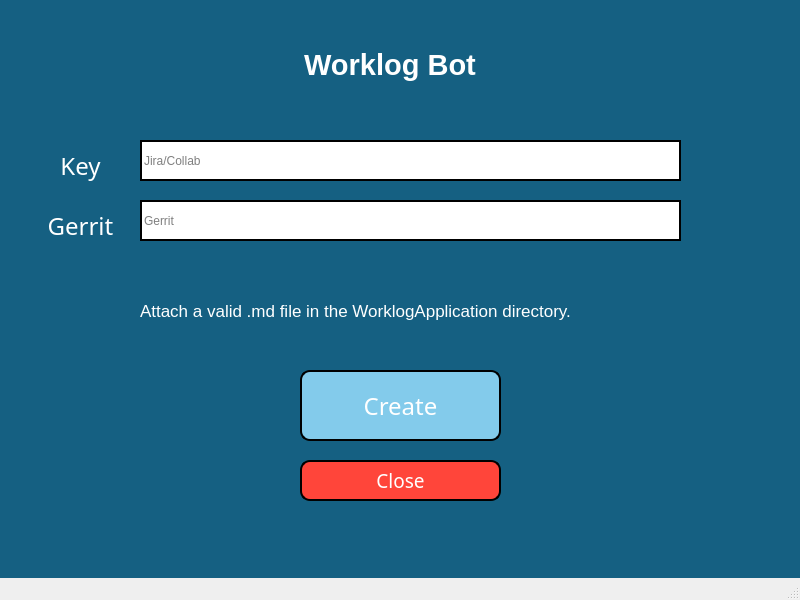
Old version of the form worklog.ui in the repository nakkasoft/das-worklog.
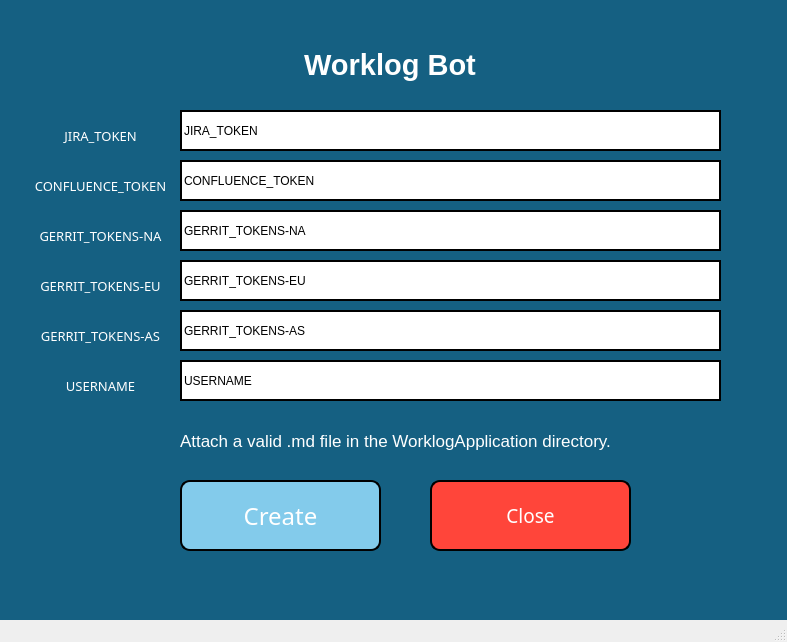
New version of the form. Icons and pictures are not drawn.

```diff
--- a/worklog.ui
+++ b/worklog.ui
@@ -6,8 +6,8 @@
    <rect>
     <x>0</x>
     <y>0</y>
-    <width>800</width>
-    <height>600</height>
+    <width>787</width>
+    <height>642</height>
    </rect>
   </property>
   <property name="windowTitle">
@@ -19,8 +19,8 @@
      <rect>
       <x>0</x>
       <y>0</y>
-      <width>800</width>
-      <height>600</height>
+      <width>791</width>
+      <height>641</height>
      </rect>
     </property>
     <property name="styleSheet">
@@ -76,22 +76,22 @@
     <property name="geometry">
      <rect>
       <x>30</x>
-      <y>140</y>
-      <width>101</width>
+      <y>110</y>
+      <width>141</width>
       <height>51</height>
      </rect>
     </property>
     <property name="font">
      <font>
       <family>LG스마트체2.0 Regular</family>
-      <pointsize>18</pointsize>
+      <pointsize>10</pointsize>
      </font>
     </property>
     <property name="styleSheet">
      <string notr="true">color: white;</string>
     </property>
     <property name="text">
-     <string>Key</string>
+     <string>JIRA_TOKEN</string>
     </property>
     <property name="alignment">
      <set>Qt::AlignCenter</set>
@@ -100,8 +100,8 @@
    <widget class="QLineEdit" name="lineEdit">
     <property name="geometry">
      <rect>
-      <x>140</x>
-      <y>140</y>
+      <x>180</x>
+      <y>110</y>
       <width>541</width>
       <height>41</height>
      </rect>
@@ -109,6 +109,9 @@
     <property name="styleSheet">
      <string notr="true">border: 2px solid black; background-color: rgb(255, 255, 255);</string>
     </property>
+    <property name="text">
+     <string>JIRA_TOKEN</string>
+    </property>
     <property name="placeholderText">
      <string>Jira/Collab</string>
     </property>
@@ -116,8 +119,8 @@
    <widget class="QPushButton" name="pushButton">
     <property name="geometry">
      <rect>
-      <x>300</x>
-      <y>370</y>
+      <x>180</x>
+      <y>480</y>
       <width>201</width>
       <height>71</height>
      </rect>
@@ -138,10 +141,10 @@
    <widget class="QPushButton" name="closeButton">
     <property name="geometry">
      <rect>
-      <x>300</x>
-      <y>460</y>
+      <x>430</x>
+      <y>480</y>
       <width>201</width>
-      <height>41</height>
+      <height>71</height>
      </rect>
     </property>
     <property name="font">
@@ -160,8 +163,8 @@
    <widget class="QLineEdit" name="lineEdit_2">
     <property name="geometry">
      <rect>
-      <x>140</x>
-      <y>200</y>
+      <x>180</x>
+      <y>160</y>
       <width>541</width>
       <height>41</height>
      </rect>
@@ -169,6 +172,9 @@
     <property name="styleSheet">
      <string notr="true">border: 2px solid black; background-color: rgb(255, 255, 255);</string>
     </property>
+    <property name="text">
+     <string>CONFLUENCE_TOKEN</string>
+    </property>
     <property name="placeholderText">
      <string>Gerrit</string>
     </property>
@@ -176,8 +182,8 @@
    <widget class="QLabel" name="instructionLabel">
     <property name="geometry">
      <rect>
-      <x>140</x>
-      <y>290</y>
+      <x>180</x>
+      <y>420</y>
       <width>541</width>
       <height>41</height>
      </rect>
@@ -199,27 +205,203 @@
     <property name="geometry">
      <rect>
       <x>30</x>
-      <y>200</y>
-      <width>101</width>
+      <y>160</y>
+      <width>141</width>
       <height>51</height>
      </rect>
     </property>
     <property name="font">
      <font>
       <family>LG스마트체2.0 Regular</family>
-      <pointsize>18</pointsize>
+      <pointsize>10</pointsize>
      </font>
     </property>
     <property name="styleSheet">
      <string notr="true">color: white;</string>
     </property>
     <property name="text">
+     <string>CONFLUENCE_TOKEN</string>
+    </property>
+    <property name="alignment">
+     <set>Qt::AlignCenter</set>
+    </property>
+   </widget>
+   <widget class="QLabel" name="label_4">
+    <property name="geometry">
+     <rect>
+      <x>30</x>
+      <y>260</y>
+      <width>141</width>
+      <height>51</height>
+     </rect>
+    </property>
+    <property name="font">
+     <font>
+      <family>LG스마트체2.0 Regular</family>
+      <pointsize>10</pointsize>
+     </font>
+    </property>
+    <property name="styleSheet">
+     <string notr="true">color: white;</string>
+    </property>
+    <property name="text">
+     <string>GERRIT_TOKENS-EU</string>
+    </property>
+    <property name="alignment">
+     <set>Qt::AlignCenter</set>
+    </property>
+   </widget>
+   <widget class="QLineEdit" name="lineEdit_3">
+    <property name="geometry">
+     <rect>
+      <x>180</x>
+      <y>210</y>
+      <width>541</width>
+      <height>41</height>
+     </rect>
+    </property>
+    <property name="styleSheet">
+     <string notr="true">border: 2px solid black; background-color: rgb(255, 255, 255);</string>
+    </property>
+    <property name="text">
+     <string>GERRIT_TOKENS-NA</string>
+    </property>
+    <property name="placeholderText">
+     <string>Jira/Collab</string>
+    </property>
+   </widget>
+   <widget class="QLineEdit" name="lineEdit_4">
+    <property name="geometry">
+     <rect>
+      <x>180</x>
+      <y>260</y>
+      <width>541</width>
+      <height>41</height>
+     </rect>
+    </property>
+    <property name="styleSheet">
+     <string notr="true">border: 2px solid black; background-color: rgb(255, 255, 255);</string>
+    </property>
+    <property name="text">
+     <string>GERRIT_TOKENS-EU</string>
+    </property>
+    <property name="placeholderText">
      <string>Gerrit</string>
     </property>
+   </widget>
+   <widget class="QLabel" name="label_5">
+    <property name="geometry">
+     <rect>
+      <x>30</x>
+      <y>210</y>
+      <width>141</width>
+      <height>51</height>
+     </rect>
+    </property>
+    <property name="font">
+     <font>
+      <family>LG스마트체2.0 Regular</family>
+      <pointsize>10</pointsize>
+     </font>
+    </property>
+    <property name="styleSheet">
+     <string notr="true">color: white;</string>
+    </property>
+    <property name="text">
+     <string>GERRIT_TOKENS-NA</string>
+    </property>
     <property name="alignment">
      <set>Qt::AlignCenter</set>
     </property>
    </widget>
+   <widget class="QLabel" name="label_6">
+    <property name="geometry">
+     <rect>
+      <x>30</x>
+      <y>360</y>
+      <width>141</width>
+      <height>51</height>
+     </rect>
+    </property>
+    <property name="font">
+     <font>
+      <family>LG스마트체2.0 Regular</family>
+      <pointsize>10</pointsize>
+     </font>
+    </property>
+    <property name="styleSheet">
+     <string notr="true">color: white;</string>
+    </property>
+    <property name="text">
+     <string>USERNAME</string>
+    </property>
+    <property name="alignment">
+     <set>Qt::AlignCenter</set>
+    </property>
+   </widget>
+   <widget class="QLabel" name="label_7">
+    <property name="geometry">
+     <rect>
+      <x>30</x>
+      <y>310</y>
+      <width>141</width>
+      <height>51</height>
+     </rect>
+    </property>
+    <property name="font">
+     <font>
+      <family>LG스마트체2.0 Regular</family>
+      <pointsize>10</pointsize>
+     </font>
+    </property>
+    <property name="styleSheet">
+     <string notr="true">color: white;</string>
+    </property>
+    <property name="text">
+     <string>GERRIT_TOKENS-AS</string>
+    </property>
+    <property name="alignment">
+     <set>Qt::AlignCenter</set>
+    </property>
+   </widget>
+   <widget class="QLineEdit" name="lineEdit_5">
+    <property name="geometry">
+     <rect>
+      <x>180</x>
+      <y>360</y>
+      <width>541</width>
+      <height>41</height>
+     </rect>
+    </property>
+    <property name="styleSheet">
+     <string notr="true">border: 2px solid black; background-color: rgb(255, 255, 255);</string>
+    </property>
+    <property name="text">
+     <string>USERNAME</string>
+    </property>
+    <property name="placeholderText">
+     <string>Gerrit</string>
+    </property>
+   </widget>
+   <widget class="QLineEdit" name="lineEdit_6">
+    <property name="geometry">
+     <rect>
+      <x>180</x>
+      <y>310</y>
+      <width>541</width>
+      <height>41</height>
+     </rect>
+    </property>
+    <property name="styleSheet">
+     <string notr="true">border: 2px solid black; background-color: rgb(255, 255, 255);</string>
+    </property>
+    <property name="text">
+     <string>GERRIT_TOKENS-AS</string>
+    </property>
+    <property name="placeholderText">
+     <string>Jira/Collab</string>
+    </property>
+   </widget>
   </widget>
   <widget class="QMenuBar" name="menubar">
    <property name="geometry">
```
Left out of the diff: 2 changed lines with no effect on the pictures.
